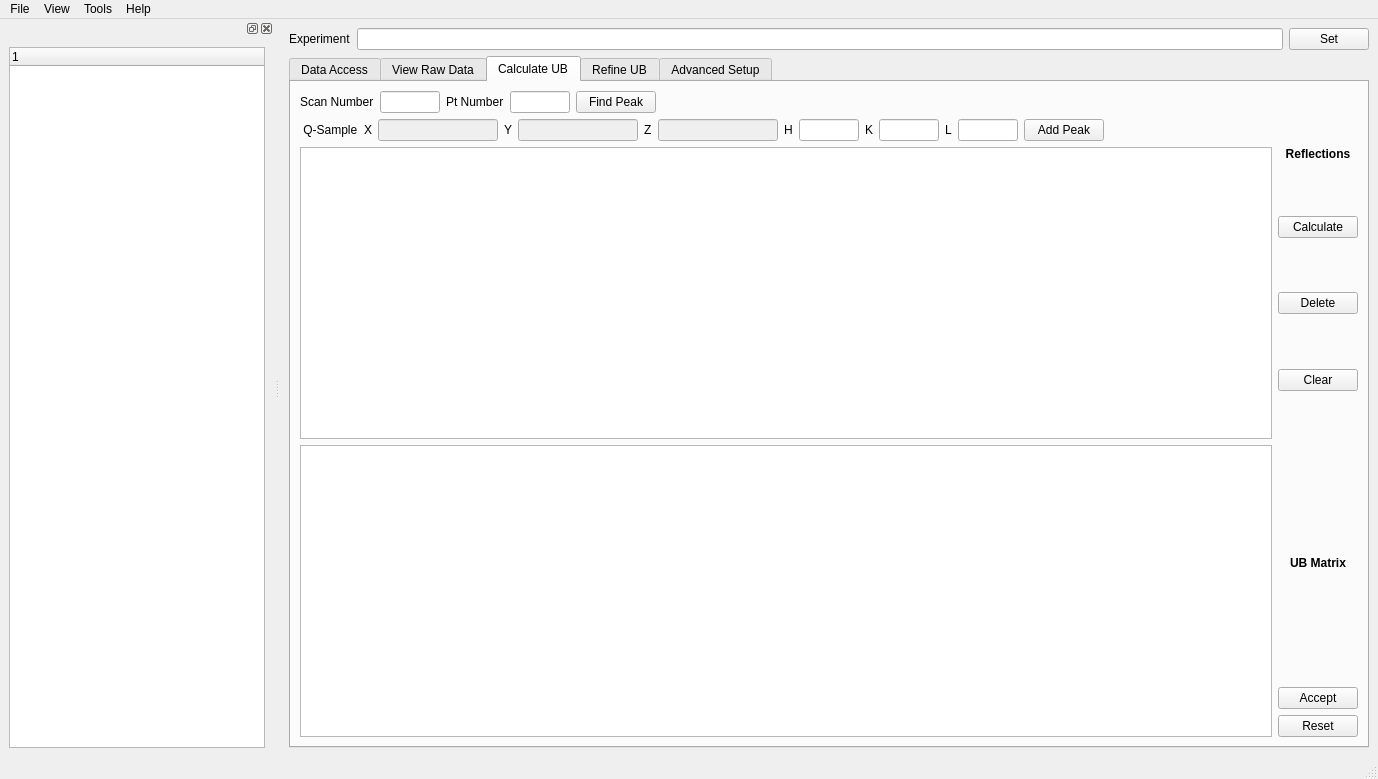
mantidproject/mantid, file Code/Mantid/scripts/HFIR_4Circle_Reduction/MainWindow.ui: the form before one commit.
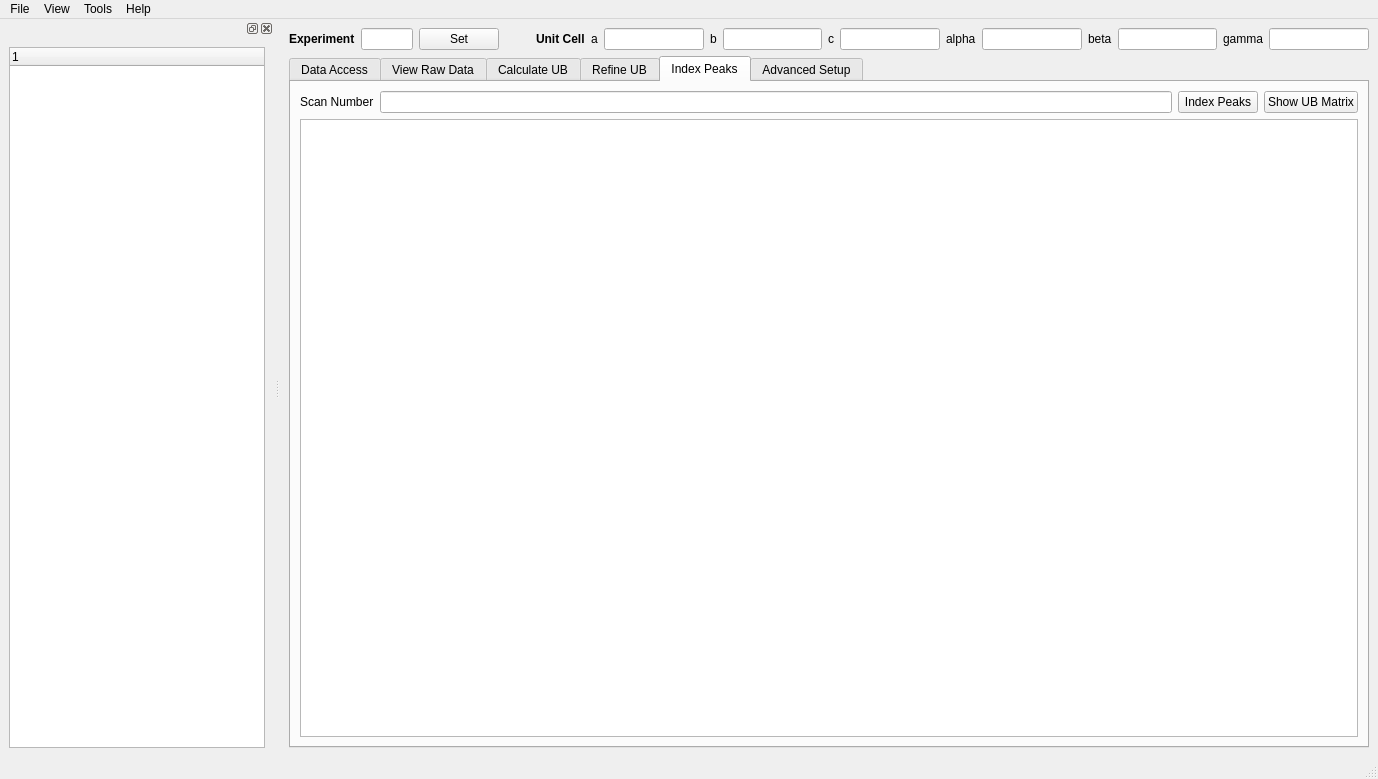
The form after the commit. The open tabs and pages were chosen to show the change. Custom widgets are drawn as their Qt base class.

Commit message: Refs #12122. Checkpointing work on calculating ub matrix.

What changed in the file:
```diff
--- a/Code/Mantid/scripts/HFIR_4Circle_Reduction/MainWindow.ui
+++ b/Code/Mantid/scripts/HFIR_4Circle_Reduction/MainWindow.ui
@@ -21,13 +21,32 @@
        <layout class="QHBoxLayout" name="horizontalLayout_General">
         <item>
          <widget class="QLabel" name="label_exp">
+          <property name="font">
+           <font>
+            <weight>75</weight>
+            <bold>true</bold>
+           </font>
+          </property>
           <property name="text">
            <string>Experiment</string>
           </property>
          </widget>
         </item>
         <item>
-         <widget class="QLineEdit" name="lineEdit_exp"/>
+         <widget class="QLineEdit" name="lineEdit_exp">
+          <property name="minimumSize">
+           <size>
+            <width>40</width>
+            <height>0</height>
+           </size>
+          </property>
+          <property name="maximumSize">
+           <size>
+            <width>60</width>
+            <height>16777215</height>
+           </size>
+          </property>
+         </widget>
         </item>
         <item>
          <widget class="QPushButton" name="pushButton_setExp">
@@ -36,6 +55,134 @@
           </property>
          </widget>
         </item>
+        <item>
+         <spacer name="horizontalSpacer_11">
+          <property name="orientation">
+           <enum>Qt::Horizontal</enum>
+          </property>
+          <property name="sizeHint" stdset="0">
+           <size>
+            <width>40</width>
+            <height>20</height>
+           </size>
+          </property>
+         </spacer>
+        </item>
+        <item>
+         <widget class="QLabel" name="label_15">
+          <property name="font">
+           <font>
+            <weight>75</weight>
+            <bold>true</bold>
+           </font>
+          </property>
+          <property name="text">
+           <string>Unit Cell</string>
+          </property>
+         </widget>
+        </item>
+        <item>
+         <widget class="QLabel" name="label_16">
+          <property name="text">
+           <string>a</string>
+          </property>
+         </widget>
+        </item>
+        <item>
+         <widget class="QLineEdit" name="lineEdit_a">
+          <property name="maximumSize">
+           <size>
+            <width>120</width>
+            <height>16777215</height>
+           </size>
+          </property>
+         </widget>
+        </item>
+        <item>
+         <widget class="QLabel" name="label_23">
+          <property name="text">
+           <string>b</string>
+          </property>
+         </widget>
+        </item>
+        <item>
+         <widget class="QLineEdit" name="lineEdit_b">
+          <property name="maximumSize">
+           <size>
+            <width>120</width>
+            <height>16777215</height>
+           </size>
+          </property>
+         </widget>
+        </item>
+        <item>
+         <widget class="QLabel" name="label_24">
+          <property name="text">
+           <string>c</string>
+          </property>
+         </widget>
+        </item>
+        <item>
+         <widget class="QLineEdit" name="lineEdit_c">
+          <property name="maximumSize">
+           <size>
+            <width>120</width>
+            <height>16777215</height>
+           </size>
+          </property>
+         </widget>
+        </item>
+        <item>
+         <widget class="QLabel" name="label_25">
+          <property name="text">
+           <string>alpha</string>
+          </property>
+         </widget>
+        </item>
+        <item>
+         <widget class="QLineEdit" name="lineEdit_alpha">
+          <property name="maximumSize">
+           <size>
+            <width>120</width>
+            <height>16777215</height>
+           </size>
+          </property>
+         </widget>
+        </item>
+        <item>
+         <widget class="QLabel" name="label_26">
+          <property name="text">
+           <string>beta</string>
+          </property>
+         </widget>
+        </item>
+        <item>
+         <widget class="QLineEdit" name="lineEdit_beta">
+          <property name="maximumSize">
+           <size>
+            <width>120</width>
+            <height>16777215</height>
+           </size>
+          </property>
+         </widget>
+        </item>
+        <item>
+         <widget class="QLabel" name="label_27">
+          <property name="text">
+           <string>gamma</string>
+          </property>
+         </widget>
+        </item>
+        <item>
+         <widget class="QLineEdit" name="lineEdit_gamma">
+          <property name="maximumSize">
+           <size>
+            <width>120</width>
+            <height>16777215</height>
+           </size>
+          </property>
+         </widget>
+        </item>
        </layout>
       </item>
       <item>
@@ -1179,6 +1326,44 @@
             </item>
            </layout>
           </widget>
+          <widget class="QWidget" name="tab_indexPeak">
+           <attribute name="title">
+            <string>Index Peaks</string>
+           </attribute>
+           <layout class="QVBoxLayout" name="verticalLayout_11">
+            <item>
+             <layout class="QHBoxLayout" name="horizontalLayout_16">
+              <item>
+               <widget class="QLabel" name="label_5">
+                <property name="text">
+                 <string>Scan Number</string>
+                </property>
+               </widget>
+              </item>
+              <item>
+               <widget class="QLineEdit" name="lineEdit_scanIndexPeak"/>
+              </item>
+              <item>
+               <widget class="QPushButton" name="pushButton_6">
+                <property name="text">
+                 <string>Index Peaks</string>
+                </property>
+               </widget>
+              </item>
+              <item>
+               <widget class="QPushButton" name="pushButton_5">
+                <property name="text">
+                 <string>Show UB Matrix</string>
+                </property>
+               </widget>
+              </item>
+             </layout>
+            </item>
+            <item>
+             <widget class="QTableView" name="tableView_peakIndex"/>
+            </item>
+           </layout>
+          </widget>
           <widget class="QWidget" name="tab_advsetup">
            <attribute name="title">
             <string>Advanced Setup</string>
```
Left out of the diff: 14 changed lines with no effect on the pictures. The commit also changes 4 other files.
